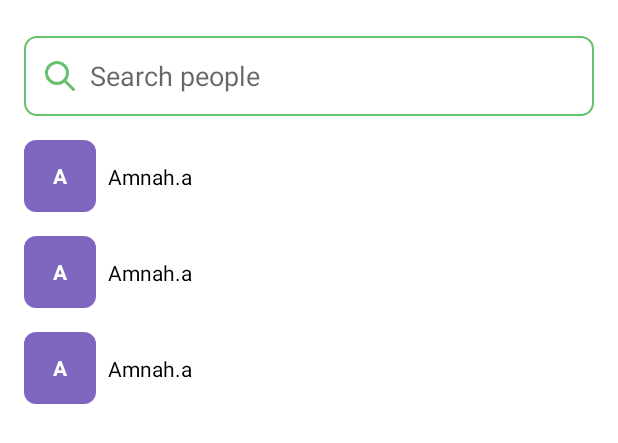
After one commit to Salmon-family/Whats_Chance, an Android app: the layout fragment_contact.xml on its own in the app's theme, with its tools: preview values and no code run, on a phone screen of 412 x 824 dp. The commit adds this screen. Shown: the top 443 px of the screen. Run offline under Robolectric (Android 15) with nearby library versions, the phone set to English and light mode, and no system bars.

Commit message:
implement contact fragment ui

```diff
--- /dev/null
+++ b/app/src/main/java/com/thechance/whatschance/ui/contact/ContactFragment.kt
@@ -0,0 +1,20 @@
+package com.thechance.whatschance.ui.contact
+
+import android.os.Bundle
+import android.view.View
+import androidx.fragment.app.viewModels
+import com.thechance.whatschance.R
+import com.thechance.whatschance.databinding.FragmentContactBinding
+import com.thechance.whatschance.ui.base.BaseFragment
+import dagger.hilt.android.AndroidEntryPoint
+
+@AndroidEntryPoint
+class ContactFragment : BaseFragment<FragmentContactBinding>() {
+    override val layoutIdFragment: Int = R.layout.fragment_contact
+    override val viewModel: ContactViewModel by viewModels()
+
+    override fun onViewCreated(view: View, savedInstanceState: Bundle?) {
+        super.onViewCreated(view, savedInstanceState)
+
+    }
+}
--- /dev/null
+++ b/app/src/main/java/com/thechance/whatschance/ui/contact/ContactViewModel.kt
@@ -0,0 +1,8 @@
+package com.thechance.whatschance.ui.contact
+
+import androidx.lifecycle.ViewModel
+import dagger.hilt.android.lifecycle.HiltViewModel
+
+@HiltViewModel
+class ContactViewModel: ViewModel() {
+}
--- /dev/null
+++ b/app/src/main/res/drawable/ic_search.xml
@@ -0,0 +1,13 @@
+<vector xmlns:android="http://schemas.android.com/apk/res/android"
+    android:width="24dp"
+    android:height="24dp"
+    android:viewportWidth="24"
+    android:viewportHeight="24">
+  <path
+      android:pathData="M21,21L15,15M17,10C17,13.866 13.866,17 10,17C6.134,17 3,13.866 3,10C3,6.134 6.134,3 10,3C13.866,3 17,6.134 17,10Z"
+      android:strokeLineJoin="round"
+      android:strokeWidth="2"
+      android:fillColor="#00000000"
+      android:strokeColor="#66C16F"
+      android:strokeLineCap="round"/>
+</vector>
--- /dev/null
+++ b/app/src/main/res/drawable/image_contact_shape.xml
@@ -0,0 +1,6 @@
+<?xml version="1.0" encoding="utf-8"?>
+<shape xmlns:android="http://schemas.android.com/apk/res/android">
+
+    <corners android:radius="@dimen/spacing_small"/>
+    <solid android:color="#7E66C1"/>
+</shape>
--- /dev/null
+++ b/app/src/main/res/drawable/search_contact_shape.xml
@@ -0,0 +1,9 @@
+<?xml version="1.0" encoding="utf-8"?>
+<shape xmlns:android="http://schemas.android.com/apk/res/android">
+
+    <solid android:color="@color/white" />
+    <corners android:radius="@dimen/radius_small" />
+    <stroke
+        android:width="1dp"
+        android:color="@color/brand_color" />
+</shape>
--- /dev/null
+++ b/app/src/main/res/layout/fragment_contact.xml
@@ -0,0 +1,46 @@
+<?xml version="1.0" encoding="utf-8"?>
+<layout xmlns:android="http://schemas.android.com/apk/res/android"
+    xmlns:app="http://schemas.android.com/apk/res-auto"
+    xmlns:tools="http://schemas.android.com/tools">
+
+    <data>
+
+        <variable
+            name="viewModel"
+            type="com.thechance.whatschance.ui.contact.ContactViewModel" />
+    </data>
+
+    <androidx.constraintlayout.widget.ConstraintLayout
+        android:layout_width="match_parent"
+        android:layout_height="match_parent"
+        tools:context=".ui.contact.ContactFragment">
+
+        <EditText
+            android:id="@+id/text_search_contact"
+            android:layout_width="match_parent"
+            android:layout_height="0dp"
+            android:layout_marginHorizontal="@dimen/spacing_medium"
+            android:layout_marginTop="@dimen/spacing_large"
+            android:background="@drawable/search_contact_shape"
+            android:drawableStart="@drawable/ic_search"
+            android:drawablePadding="@dimen/spacing_small"
+            android:hint="@string/search_people"
+            android:padding="12dp"
+            app:layout_constraintEnd_toEndOf="parent"
+            app:layout_constraintHeight_percent="0.065"
+            app:layout_constraintStart_toStartOf="parent"
+            app:layout_constraintTop_toTopOf="parent" />
+
+        <androidx.recyclerview.widget.RecyclerView
+            android:id="@+id/recycler_contact"
+            android:layout_width="match_parent"
+            android:layout_height="0dp"
+            app:layoutManager="androidx.recyclerview.widget.LinearLayoutManager"
+            app:layout_constraintBottom_toBottomOf="parent"
+            app:layout_constraintEnd_toEndOf="parent"
+            app:layout_constraintStart_toStartOf="parent"
+            app:layout_constraintTop_toBottomOf="@+id/text_search_contact"
+            tools:listitem="@layout/item_contact" />
+
+    </androidx.constraintlayout.widget.ConstraintLayout>
+</layout>
--- /dev/null
+++ b/app/src/main/res/layout/item_contact.xml
@@ -0,0 +1,42 @@
+<?xml version="1.0" encoding="utf-8"?>
+<layout xmlns:app="http://schemas.android.com/apk/res-auto"
+    xmlns:android="http://schemas.android.com/apk/res/android">
+
+    <data>
+
+    </data>
+
+    <androidx.constraintlayout.widget.ConstraintLayout
+        android:layout_marginTop="@dimen/spacing_medium"
+        android:layout_marginHorizontal="@dimen/spacing_medium"
+        android:layout_width="match_parent"
+        android:layout_height="wrap_content">
+
+        <TextView
+            android:id="@+id/image_contact"
+            android:layout_width="48dp"
+            android:layout_height="48dp"
+            android:text="A"
+            android:textSize="@dimen/text_too_medium"
+            android:textStyle="bold"
+            android:textColor="@color/white"
+            android:gravity="center"
+            android:background="@drawable/image_contact_shape"
+            app:layout_constraintStart_toStartOf="parent"
+            app:layout_constraintTop_toTopOf="parent" />
+
+        <TextView
+            android:id="@+id/text_contact_name"
+            android:layout_width="0dp"
+            android:layout_height="wrap_content"
+            android:text="Amnah.a"
+            android:textColor="@color/black"
+            android:textSize="@dimen/text_too_medium"
+            android:layout_marginStart="@dimen/spacing_small"
+            app:layout_constraintBottom_toBottomOf="@+id/image_contact"
+            app:layout_constraintEnd_toEndOf="parent"
+            app:layout_constraintStart_toEndOf="@+id/image_contact"
+            app:layout_constraintTop_toTopOf="@+id/image_contact" />
+
+    </androidx.constraintlayout.widget.ConstraintLayout>
+</layout>
--- a/app/src/main/res/values/dimens.xml
+++ b/app/src/main/res/values/dimens.xml
@@ -10,6 +10,7 @@
 
     <!-- texts -->
     <dimen name="text_large">20sp</dimen>
+    <dimen name="text_too_medium">14sp</dimen>
     <dimen name="text_medium">16sp</dimen>
     <dimen name="text_small">12sp</dimen>
 
--- a/app/src/main/res/values/strings.xml
+++ b/app/src/main/res/values/strings.xml
@@ -1,3 +1,6 @@
 <resources>
     <string name="app_name">Whats Chance</string>
+    <!-- TODO: Remove or change this placeholder text -->
+    <string name="hello_blank_fragment">Hello blank fragment</string>
+    <string name="search_people">Search people</string>
 </resources>
```
